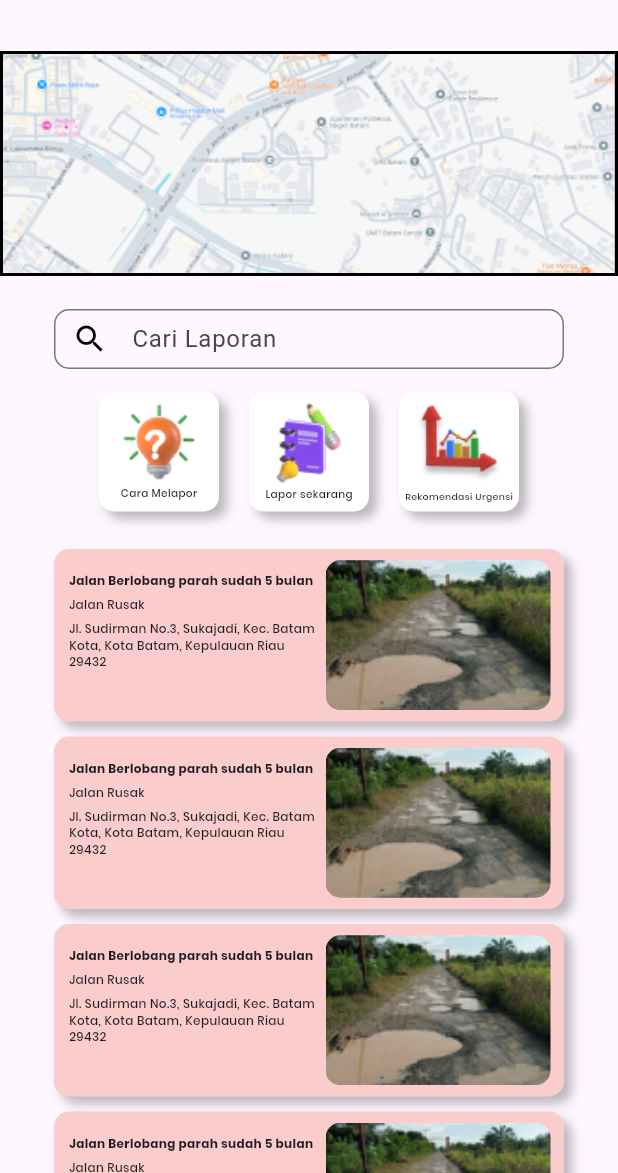
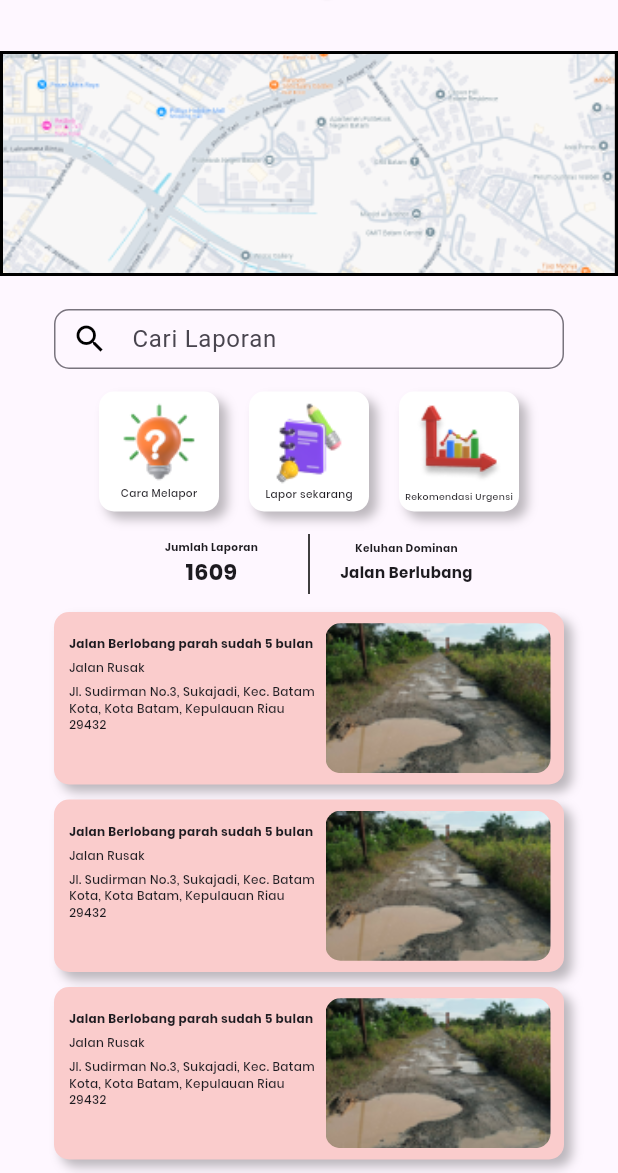
Before and after one commit to kaminariwhat/PBL20KMIPN, a Flutter app: the screen it shows after launch, on a phone screen of 412 x 824 dp, the part 63-1236 px from its top. Run offline on Flutter 3.47's test engine with Material 3 defaults, Android fonts, the phone set to English and light mode, and no system bars.

Commit message:
update widget analisis

```diff
--- a/lib/screens/homepage.dart
+++ b/lib/screens/homepage.dart
@@ -1,4 +1,3 @@
-import 'package:balap_in/screens/tutorial.dart';
 import 'package:flutter/material.dart';
 import 'package:balap_in/widgets/homewidget.dart';
 class HomeScreen extends StatelessWidget {
@@ -232,18 +231,101 @@ class HomeScreen extends StatelessWidget {
                   ),
                 ),
                 )
-
-              ],
+                ],
+              ),
             ),
           ),
-        ),
+
+
+           const Padding(
+              padding: EdgeInsets.only(
+                top: 10,
+                bottom: 2,
+              ),
+              child: SizedBox(
+                height: 50,
+                width: 250,
+                  child: Row(
+                    mainAxisAlignment: MainAxisAlignment.center,
+                    children: [
+
+                      SizedBox(
+                        width: 120,
+                        height: 40,
+                        child: Column(
+                          mainAxisAlignment: MainAxisAlignment.center,
+                          children: [
+                            Text(
+                            'Jumlah Laporan',
+                            style: TextStyle(
+                              fontFamily: "Poppins",
+                              fontWeight: FontWeight.bold,
+                              fontSize: 7
+                            ),
+                            ),
+                            Text(
+                              '1609',
+                              style: TextStyle(
+                                fontFamily: "Poppins",
+                                fontWeight: FontWeight.bold,
+                                fontSize: 15
+                              ),
+                              )
+                          ],
+                        ),
+                      ),
+
+                      SizedBox(
+                      width: 10,
+                      height: 40,
+                      child: Column(
+                        mainAxisAlignment: MainAxisAlignment.center,
+                        children: [
+                          Expanded(
+                            child: VerticalDivider(
+                              color: Colors.black,
+                              thickness: 1,
+                            ),
+                          ),
+                        ],
+                      ),
+                    ),
+
+
+                      SizedBox(
+                        width: 120,
+                        height: 40,
+                        child: Column(
+                          mainAxisAlignment: MainAxisAlignment.center,
+                          children: [
+                            Text(
+                            'Keluhan Dominan',
+                            style: TextStyle(
+                              fontFamily: "Poppins",
+                              fontWeight: FontWeight.bold,
+                              fontSize: 7
+                            ),
+                            ),
+                            SizedBox(height: 3,),
+                            Text(
+                              'Jalan Berlubang',
+                              style: TextStyle(
+                                fontFamily: "Poppins",
+                                fontWeight: FontWeight.bold,
+                                fontSize: 10
+                              ),
+                              ),
+                            SizedBox(height: 3,),
+                          ],
+                        ),
+                      ),
+                    ],
+                  ),
+                ),
+              ),
 
 
 
-
-            const SizedBox(
-              height: 20
-              ),
             Expanded(
               child: ListView.builder(
                 itemCount: 6,
```
